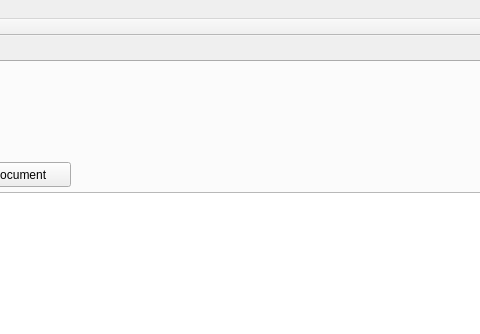
warleysa/Data-Structures-Search-Engine-GUI, file Sprint5/mainwindow.ui: the form before one commit; both pictures show x 532 to 1012 and y 0 to 334 of the 1200 by 720 pixel window.
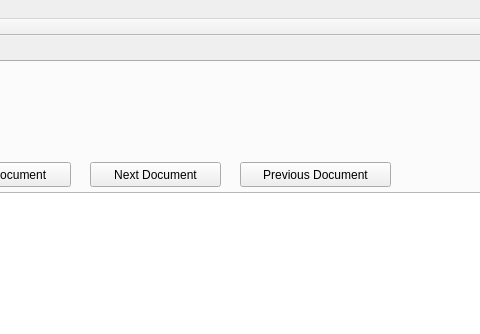
The form after the commit.

Commit message: Latest GUI Document Viewer with parser and finder

What changed in the file:
```diff
--- a/Sprint5/mainwindow.ui
+++ b/Sprint5/mainwindow.ui
@@ -472,6 +472,32 @@
        <string/>
       </property>
      </widget>
+     <widget class="QPushButton" name="pushButton_6">
+      <property name="geometry">
+       <rect>
+        <x>620</x>
+        <y>100</y>
+        <width>131</width>
+        <height>25</height>
+       </rect>
+      </property>
+      <property name="text">
+       <string>Next Document</string>
+      </property>
+     </widget>
+     <widget class="QPushButton" name="pushButton_7">
+      <property name="geometry">
+       <rect>
+        <x>770</x>
+        <y>100</y>
+        <width>151</width>
+        <height>25</height>
+       </rect>
+      </property>
+      <property name="text">
+       <string>Previous Document</string>
+      </property>
+     </widget>
     </widget>
    </widget>
   </widget>
```
The commit also changes 2 other files.
